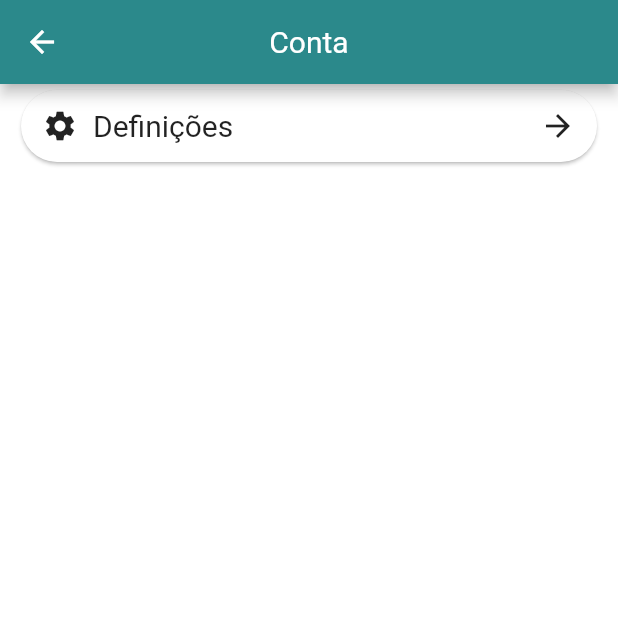
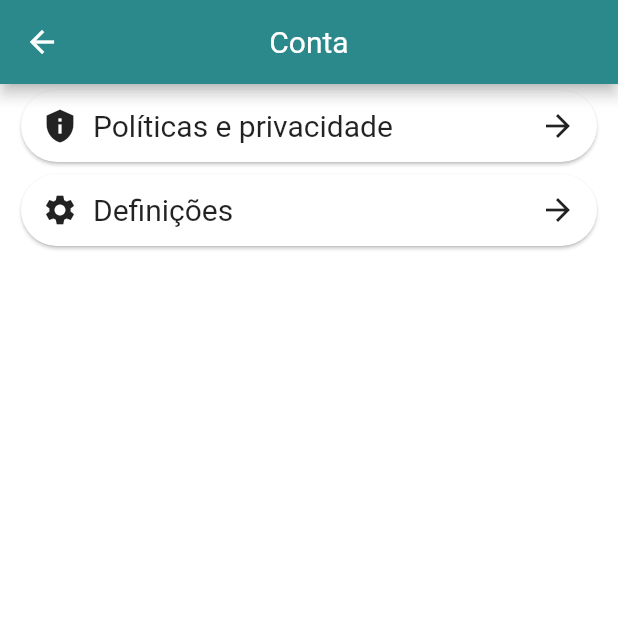
Before and after one commit to Misas10/Mr-Recipe, a Flutter app: the Settings screen opened directly, on a phone screen of 412 x 824 dp, the top half of it. Run offline on Flutter 3.47's test engine with Material 2 defaults, Android fonts, the phone set to English and light mode, and no system bars; our stand-ins replace cloud_firestore, connectivity, firebase_auth, firebase_core, firebase_storage, flutter_form_builder and 6 more; accounts and stored records are empty.

Commit message:
buildItemSetting added

```diff
--- a/lib/pages/navigation/settings.dart
+++ b/lib/pages/navigation/settings.dart
@@ -50,6 +50,7 @@ class _SettingsState extends State<Settings>
         child: Column(
           children: [
             widget.user == null ? Container() : _buildUserProfile(context),
+            _buildItemSetting("Políticas e privacidade", Icons.privacy_tip),
             _buildItemSetting("Definições", Icons.settings),
             widget.user != null
                 ? _buildItemSetting("Logout", Icons.logout, isLoggedOut: true)
```
